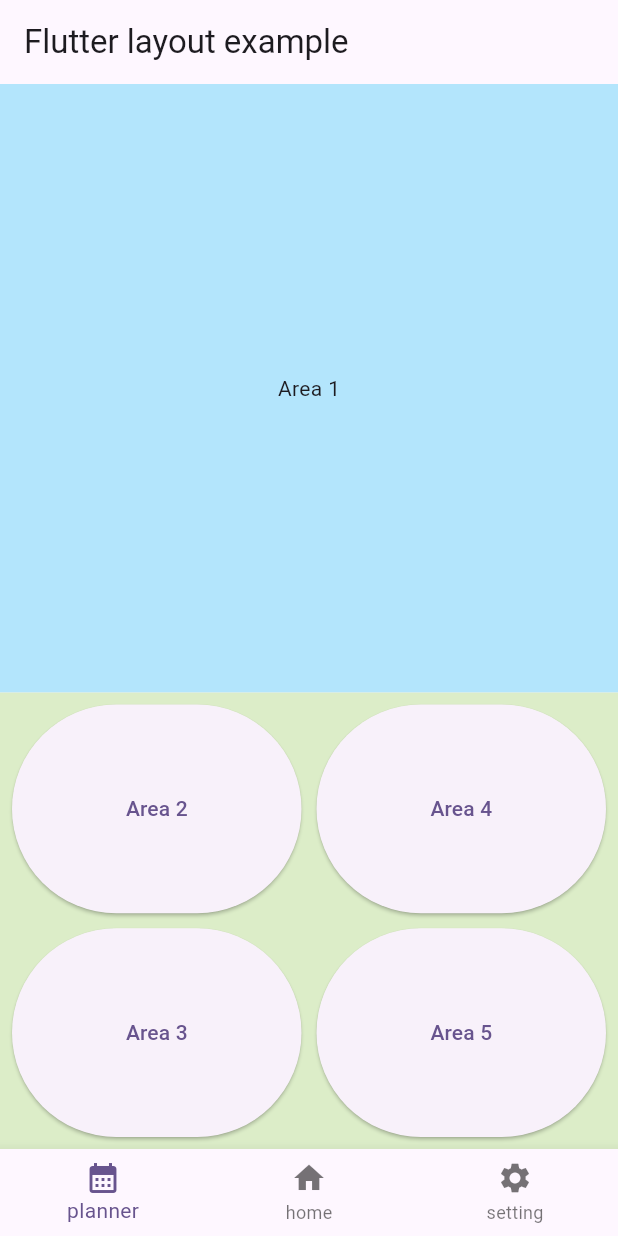
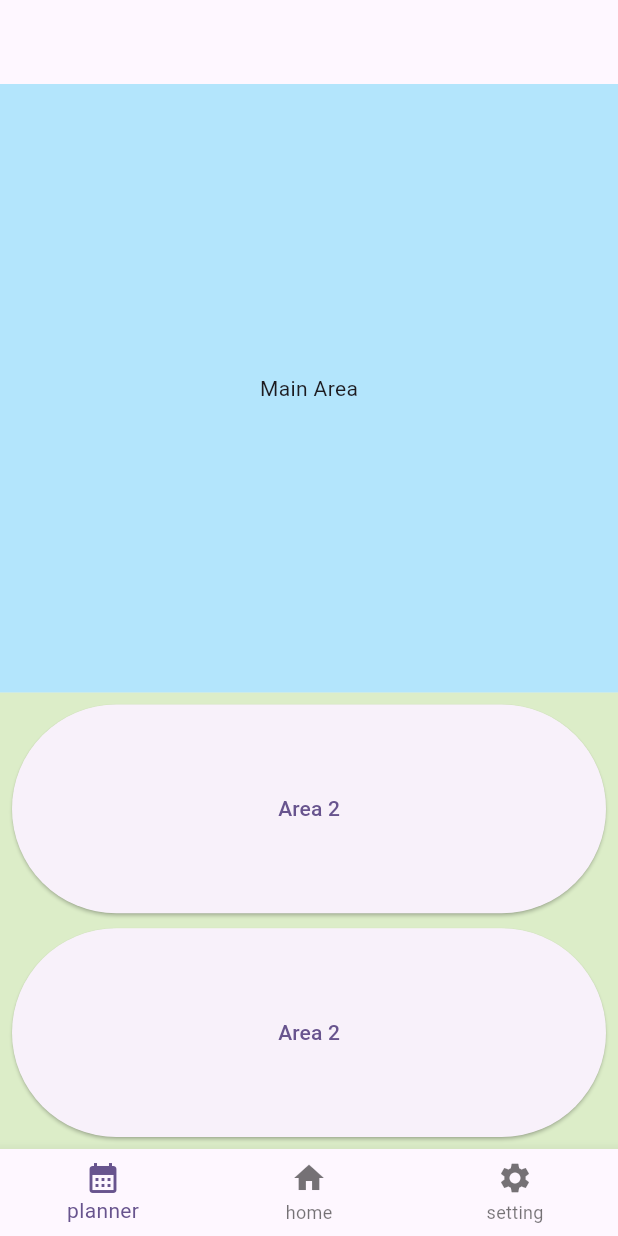
Before and after one commit to daphnecode/TaskMate, a Flutter app: the screen it shows after launch, on a phone screen of 412 x 824 dp. Run offline on Flutter 3.47's test engine with Material 3 defaults, Android fonts, the light colour scheme and no system bars.

Commit message:
appname changed, new page

```diff
--- a/lib/main.dart
+++ b/lib/main.dart
@@ -1,4 +1,5 @@
 import 'package:flutter/material.dart';
+import 'petchose.dart';
 
 void main() {
   runApp(const MyApp());
@@ -20,46 +21,24 @@ class MyApp extends StatelessWidget {
   }
 }
 
-class MyHomePage extends StatefulWidget {
-  const MyHomePage({super.key, required this.title});
-
-  final String title;
+class Mainarea extends StatelessWidget {
+  const Mainarea({super.key});
 
   @override
-  State<MyHomePage> createState() => _MyHomePageState();
+  Widget build(BuildContext context) {
+    return Container(
+      color: Colors.lightBlue[100],
+      child: Center(child: Text('Main Area')),
+    );
+  }
 }
 
-class _MyHomePageState extends State<MyHomePage> {
-  int _selectedIndex = 0;
+class SubArea extends StatelessWidget {
+  const SubArea({super.key});
 
-  void _onItemTapped(int index) {
-    setState(() {
-      _selectedIndex = index;
-    });
-  }
-
-  // 화면 내용은 여기에 따라 달라질 수 있음
   @override
   Widget build(BuildContext context) {
-    return Scaffold(
-      appBar: AppBar(
-        title: Text('Flutter layout example'),
-      ),
-      body: Column(
-        children: [
-          Expanded(
-            flex: 4,
-            child: Container(
-              color: Colors.lightBlue[100],
-              child: Center(child: Text('Area 1')),
-            ),
-          ),
-          Expanded(
-            flex: 3,
-            child: Container(
-              padding: EdgeInsets.all(8.0),
-              color: Colors.lightGreen[100],
-              child: Row(
+    return Row(
         mainAxisAlignment: MainAxisAlignment.spaceEvenly,
         children: [
           Expanded(
@@ -69,6 +48,10 @@ class _MyHomePageState extends State<MyHomePage> {
                   child: ElevatedButton(
                     onPressed: () {
                       // Handle button press
+                      Navigator.push(
+                        context,
+                        MaterialPageRoute(builder: (context) => TutorialPage()),
+                      );
                     },
                     child: Center(child: Text('Area 2')),
                   ),
@@ -110,7 +93,50 @@ class _MyHomePageState extends State<MyHomePage> {
             ),
           ),
         ],
+      );
+  }
+}
+
+class MyHomePage extends StatefulWidget {
+  const MyHomePage({super.key, required this.title});
+
+  final String title;
+
+  @override
+  State<MyHomePage> createState() => _MyHomePageState();
+}
+
+class _MyHomePageState extends State<MyHomePage> {
+  int _selectedIndex = 0;
+
+  void _onItemTapped(int index) {
+    setState(() {
+      _selectedIndex = index;
+    });
+  }
+
+  // 화면 내용은 여기에 따라 달라질 수 있음
+  @override
+  Widget build(BuildContext context) {
+    return Scaffold(
+      appBar: AppBar(),
+      body: Column(
+        children: [
+          Expanded(
+            flex: 4,
+            child: Container(
+              color: Colors.lightBlue[100],
+              child: Mainarea(),
+              // MainArea()로 변경
             ),
+          ),
+          Expanded(
+            flex: 3,
+            child: Container(
+              padding: EdgeInsets.all(8.0),
+              color: Colors.lightGreen[100],
+              child: Subarea(),
+              // SubArea()로 변경
               ),
             ),
         ],
--- /dev/null
+++ b/lib/petchose.dart
@@ -0,0 +1,89 @@
+import 'package:flutter/material.dart';
+
+class Mainarea extends StatelessWidget {
+  const Mainarea({super.key});
+
+  @override
+  Widget build(BuildContext context) {
+    return Container(
+      color: Colors.lightBlue[100],
+      child: Center(child: Text('Main Area')),
+    );
+  }
+}
+
+class Subarea extends StatelessWidget {
+  const Subarea({super.key});
+
+  @override
+  Widget build(BuildContext context) {
+    return Column(
+        mainAxisAlignment: MainAxisAlignment.spaceEvenly,
+        children: [
+          Expanded(
+            child: ElevatedButton(
+              onPressed: () {
+                // Handle button press
+              },
+              child: Center(child: Text('Area 2')),
+            ),
+          ),
+          SizedBox(height: 10.0,),
+          Expanded(
+            child: ElevatedButton(
+              onPressed: () {
+                // Handle button press
+              },
+              child: Center(child: Text('Area 2')),
+            ),
+          ),
+        ],
+      );
+  }
+}
+
+class TutorialPage extends StatelessWidget {
+  const TutorialPage({super.key});
+
+  @override
+  Widget build(BuildContext context) {
+    return Scaffold(
+      appBar: AppBar(),
+      body: Column(
+        children: [
+          Expanded(
+            flex: 3,
+            child: Container(
+              color: Colors.lightBlue[100],
+              child: Mainarea(),
+            ),
+          ),
+          Expanded(
+            flex: 4,
+            child: Container(
+              padding: EdgeInsets.all(8.0),
+              color: Colors.lightGreen[100],
+              child: Subarea(),
+              ),
+            ),
+        ],
+      ),
+      bottomNavigationBar: BottomNavigationBar(
+        items: const [
+          BottomNavigationBarItem(
+            icon: Icon(Icons.calendar_month),
+            label: 'planner',
+          ),
+          BottomNavigationBarItem(
+            icon: Icon(Icons.home),
+            label: 'home',
+          ),
+          BottomNavigationBarItem(
+            icon: Icon(Icons.settings),
+            label: 'setting',
+          ),
+        ],
+      ),
+    );
+  }
+}
--- a/pubspec.yaml
+++ b/pubspec.yaml
@@ -1,4 +1,4 @@
-name: sampleapp
+name: taskmate
 description: "A new Flutter project."
 # The following line prevents the package from being accidentally published to
 # pub.dev using `flutter pub publish`. This is preferred for private packages.
```
Also changed, not shown: 17 other files. Lines whose indentation alone changed are shown as unchanged.
